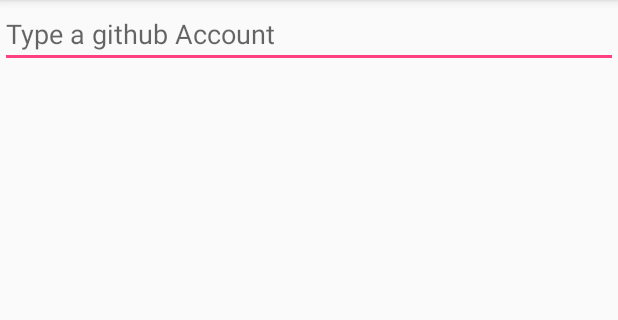
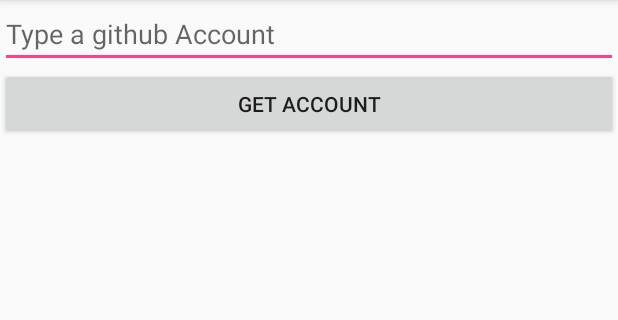
Before and after one commit to diegohdez90/github-api-kotlin, an Android app: the screen it shows after launch (MainActivity), on a phone screen of 412 x 824 dp, the part 84-404 px from its top. Run offline under Robolectric (Android 15) with nearby library versions, the phone set to English and light mode, and no system bars; libraries missing offline, so code that uses them is left out: com.github.kittinunf.fuel; 1 statement that could not run was skipped.

Commit message:
style: add button for main activity
add id property for edit text and input type

add onclick method for button

```diff
--- a/app/src/main/res/layout/activity_main.xml
+++ b/app/src/main/res/layout/activity_main.xml
@@ -8,8 +8,19 @@
     tools:context=".Activity.MainActivity">
 
     <EditText
+        android:id="@+id/account"
+        android:inputType="text"
+        android:imeOptions="actionSend"
         android:layout_width="match_parent"
         android:layout_height="wrap_content"
         android:hint="Type a github Account"/>
 
+    <Button
+        android:id="@+id/getAccount"
+        android:onClick="getAccount"
+        android:layout_width="match_parent"
+        android:layout_height="wrap_content"
+        android:text="Get Account"
+        android:layout_below="@id/account"/>
+
 </RelativeLayout>
```
